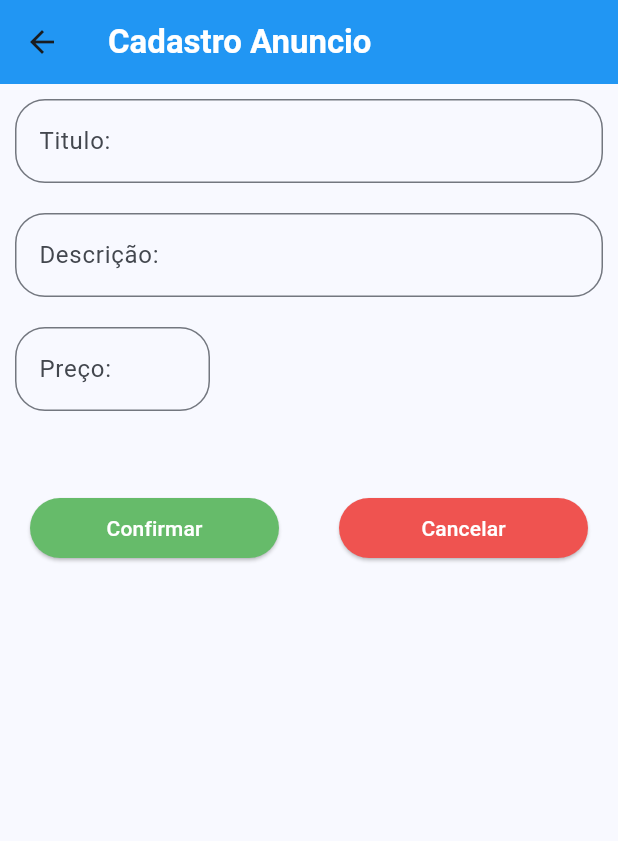
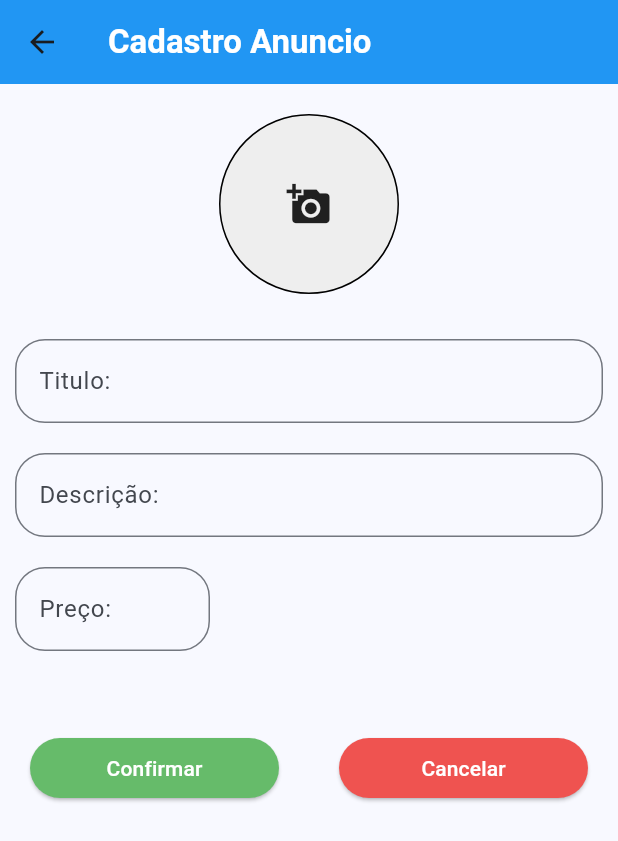
Before and after one commit to PedroSergioCMO/APP_Anuncio, a Flutter app: the cadastro_anuncio screen opened directly, on a phone screen of 412 x 824 dp. Shown: the top 841 px of the screen. Run offline on Flutter 3.47's test engine with Material 2 defaults, Android fonts, the phone set to English and light mode, and no system bars; our stand-ins replace image_picker.

Commit message:
Segundo commit

```diff
--- a/lib/cadastro_anuncio.dart
+++ b/lib/cadastro_anuncio.dart
@@ -1,5 +1,7 @@
+import 'dart:io';
 import 'package:app_anuncio/model/anuncio.dart';
 import 'package:flutter/material.dart';
+import 'package:image_picker/image_picker.dart';
 
 class cadastro_anuncio extends StatefulWidget {
   Anuncio? nuncio;
@@ -13,11 +15,14 @@ class _cadastro_anuncioState extends State<cadastro_anuncio> {
   TextEditingController _tituloController = TextEditingController();
   TextEditingController _descricaoController = TextEditingController();
   TextEditingController _precoController = TextEditingController();
+  ImagePicker _picker = ImagePicker();
+  File? _image;
 
   @override
   void initState() {
     super.initState();
     if (widget.nuncio != null) {
+      _image = widget.nuncio!.image;
       _tituloController.text = widget.nuncio!.titulo;
       _descricaoController.text = widget.nuncio!.descricao;
       _precoController.text = widget.nuncio!.preco.toString();
@@ -37,7 +42,39 @@ class _cadastro_anuncioState extends State<cadastro_anuncio> {
         ),
         backgroundColor: Colors.blue[500],
       ),
-      body: Form(
+      body: SingleChildScrollView(
+        child: Column(
+          children: [
+            GestureDetector(
+              child: Container(
+                margin: EdgeInsets.symmetric(vertical: 20.0),
+                width: 120,
+                height: 120,
+                decoration: BoxDecoration(
+                  color: Colors.grey[200],
+                  border: Border.all(),
+                  shape: BoxShape.circle,
+                ),
+                child: _image == null
+                    ? Icon(
+                        Icons.add_a_photo,
+                        size: 30,
+                      )
+                    : ClipOval(
+                        child: Image.file(_image!),
+                      ),
+              ),
+              onTap: () async {
+                XFile? image =
+                    await _picker.pickImage(source: ImageSource.camera);
+                if (image != null) {
+                  setState(() {
+                    _image = File(image.path);
+                  });
+                }
+              },
+            ),
+            Form(
               key: _formkey,
               child: Column(
                 crossAxisAlignment: CrossAxisAlignment.start,
@@ -110,7 +147,9 @@ class _cadastro_anuncioState extends State<cadastro_anuncio> {
                                 Anuncio newAnuncio = Anuncio(
                                   _tituloController.text,
                                   _descricaoController.text,
-                              double.parse(_precoController.text));
+                                  double.parse(_precoController.text),
+                                  File(_image!.path),
+                                );
                                 Navigator.pop(context, newAnuncio);
                               }
                             },
@@ -142,6 +181,9 @@ class _cadastro_anuncioState extends State<cadastro_anuncio> {
                 ],
               ),
             ),
+          ],
+        ),
+      ),
     );
   }
 }
--- a/lib/main.dart
+++ b/lib/main.dart
@@ -14,7 +14,7 @@ class MyApp extends StatelessWidget {
   Widget build(BuildContext context) {
     return MaterialApp(
       debugShowCheckedModeBanner: false,
-      title: 'To_Do',
+      title: 'Magalu 2.0',
       theme: ThemeData(
         colorScheme: ColorScheme.fromSeed(seedColor: Colors.blue),
         useMaterial3: true,
--- a/lib/model/anuncio.dart
+++ b/lib/model/anuncio.dart
@@ -1,8 +1,30 @@
+import 'dart:io';
+import 'package:app_anuncio/database/anuncio_helper.dart';
+
 class Anuncio {
-  String titulo;
-  String descricao;
-  double preco;
-  bool ativo = true;
+  int? id;
+  late String titulo;
+  late String descricao;
+  late double preco;
+  late bool ativo = true;
+  File? image;
 
-  Anuncio(this.titulo, this.descricao, this.preco);
+  Anuncio(this.titulo, this.descricao, this.preco, this.image, this.id);
+
+  Anuncio.fromMap(Map map) {
+    this.id = map[AnuncioHelper]
+    titulo = map['titulo'];
+    descricao = map['descricao'];
+    preco = map['preco'];
+    ativo = map['ativo'];
+  }
+
+  Map<String, dynamic> topMap() {
+    return {
+      "titulo": this.titulo,
+      "descricao": this.descricao,
+      "preco": this.preco,
+      "ativo": this.ativo
+    };
+  }
 }
--- a/pubspec.yaml
+++ b/pubspec.yaml
@@ -35,6 +35,9 @@ dependencies:
   # The following adds the Cupertino Icons font to your application.
   # Use with the CupertinoIcons class for iOS style icons.
   cupertino_icons: ^1.0.2
+  image_picker: ^1.0.4
+  path_provider: ^2.1.1
+  url_launcher: ^6.1.14
 
 dev_dependencies:
   flutter_test:
```
Also changed, not shown: lib/database/anuncio_helper.dart (added, +84 -0 lines), lib/database/database_helper.dart (added, +41 -0 lines), lib/database/ianuncio.dart (added, +9 -0 lines), lib/home_page.dart (+74 -7 lines), lib/persistencia/file_persistance.dart (added, +46 -0 lines), pubspec.lock, 5 other files. Lines whose indentation alone changed are shown as unchanged.
